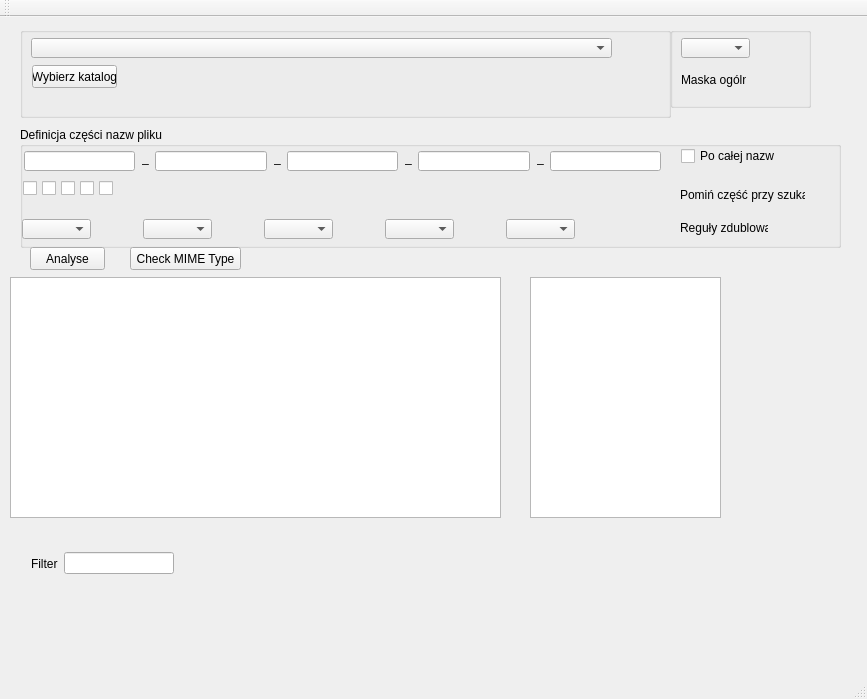
The window that TEST1_IGEKA/mainwindow.ui (adallpl/Search-Direcotry) describes before a commit, drawn with Qt 5.
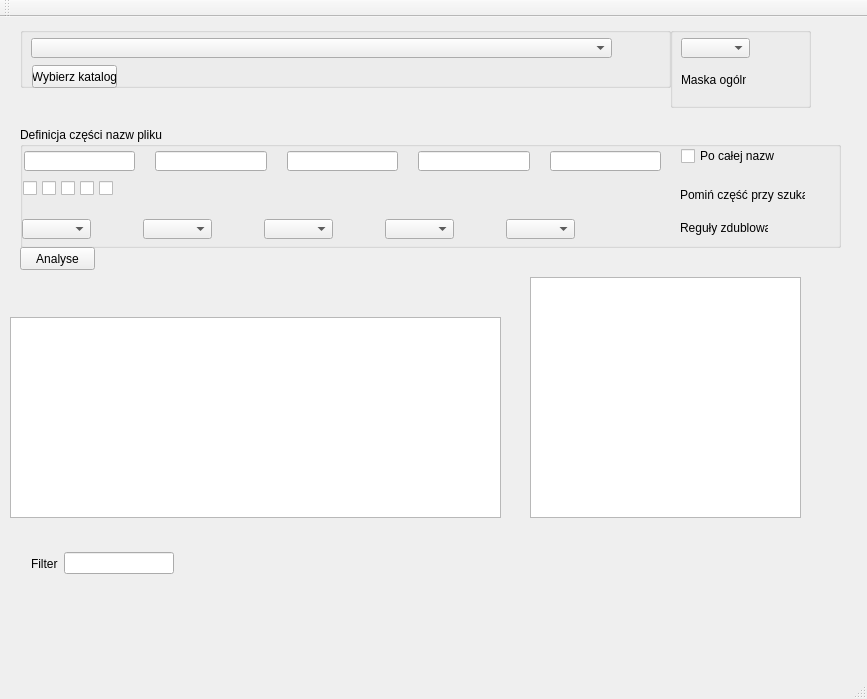
The same window after the commit.

Patch:
```diff
--- a/TEST1_IGEKA/mainwindow.ui
+++ b/TEST1_IGEKA/mainwindow.ui
@@ -20,7 +20,7 @@
       <x>20</x>
       <y>10</y>
       <width>651</width>
-      <height>91</height>
+      <height>61</height>
      </rect>
     </property>
     <property name="title">
@@ -108,7 +108,7 @@
       </rect>
      </property>
      <property name="text">
-      <string>_</string>
+      <string/>
      </property>
     </widget>
     <widget class="QLabel" name="label_Sep2">
@@ -121,7 +121,7 @@
       </rect>
      </property>
      <property name="text">
-      <string>_</string>
+      <string/>
      </property>
     </widget>
     <widget class="QLabel" name="label_Sep3">
@@ -134,7 +134,7 @@
       </rect>
      </property>
      <property name="text">
-      <string>_</string>
+      <string/>
      </property>
     </widget>
     <widget class="QLabel" name="label_Sep4">
@@ -147,7 +147,7 @@
       </rect>
      </property>
      <property name="text">
-      <string>_</string>
+      <string/>
      </property>
     </widget>
     <widget class="QCheckBox" name="checkBox_Nazwa5">
@@ -394,7 +394,7 @@
    <widget class="QPushButton" name="pushButton_Analyse">
     <property name="geometry">
      <rect>
-      <x>30</x>
+      <x>20</x>
       <y>230</y>
       <width>75</width>
       <height>23</height>
@@ -404,26 +404,13 @@
      <string>Analyse</string>
     </property>
    </widget>
-   <widget class="QPushButton" name="pushButton_MIME">
-    <property name="geometry">
-     <rect>
-      <x>130</x>
-      <y>230</y>
-      <width>111</width>
-      <height>23</height>
-     </rect>
-    </property>
-    <property name="text">
-     <string>Check MIME Type</string>
-    </property>
-   </widget>
-   <widget class="QListWidget" name="listWidget_Zdubl">
+   <widget class="QListWidget" name="listWidget_Results">
     <property name="geometry">
      <rect>
       <x>10</x>
-      <y>260</y>
+      <y>300</y>
       <width>491</width>
-      <height>241</height>
+      <height>201</height>
      </rect>
     </property>
    </widget>
@@ -432,7 +419,7 @@
      <rect>
       <x>530</x>
       <y>260</y>
-      <width>191</width>
+      <width>271</width>
       <height>241</height>
      </rect>
     </property>
@@ -472,7 +459,7 @@
     </property>
     <layout class="QHBoxLayout" name="horizontalLayout_9"/>
    </widget>
-   <widget class="QWidget" name="">
+   <widget class="QWidget" name="layoutWidget">
     <property name="geometry">
      <rect>
       <x>20</x>
@@ -494,7 +481,7 @@
      </item>
     </layout>
    </widget>
-   <widget class="QWidget" name="">
+   <widget class="QWidget" name="layoutWidget">
     <property name="geometry">
      <rect>
       <x>20</x>
@@ -520,6 +507,60 @@
      </item>
     </layout>
    </widget>
+   <widget class="QLabel" name="label_Test2">
+    <property name="geometry">
+     <rect>
+      <x>10</x>
+      <y>260</y>
+      <width>521</width>
+      <height>21</height>
+     </rect>
+    </property>
+    <property name="text">
+     <string/>
+    </property>
+   </widget>
+   <widget class="QWidget" name="layoutWidget">
+    <property name="geometry">
+     <rect>
+      <x>40</x>
+      <y>80</y>
+      <width>211</width>
+      <height>22</height>
+     </rect>
+    </property>
+    <layout class="QHBoxLayout" name="horizontalLayout_3">
+     <item>
+      <widget class="QLabel" name="label_Sep">
+       <property name="text">
+        <string>Podaj separator</string>
+       </property>
+      </widget>
+     </item>
+     <item>
+      <spacer name="horizontalSpacer">
+       <property name="orientation">
+        <enum>Qt::Horizontal</enum>
+       </property>
+       <property name="sizeType">
+        <enum>QSizePolicy::Minimum</enum>
+       </property>
+       <property name="sizeHint" stdset="0">
+        <size>
+         <width>40</width>
+         <height>20</height>
+        </size>
+       </property>
+      </spacer>
+     </item>
+     <item>
+      <widget class="QLineEdit" name="lineEdit_Sep"/>
+     </item>
+    </layout>
+   </widget>
+   <zorder>layoutWidget</zorder>
+   <zorder>layoutWidget</zorder>
+   <zorder>layoutWidget</zorder>
    <zorder>layoutWidget</zorder>
    <zorder>layoutWidget</zorder>
    <zorder>groupBox_Kat</zorder>
```
Left out of the diff: 58 changed lines with no effect on the pictures.
